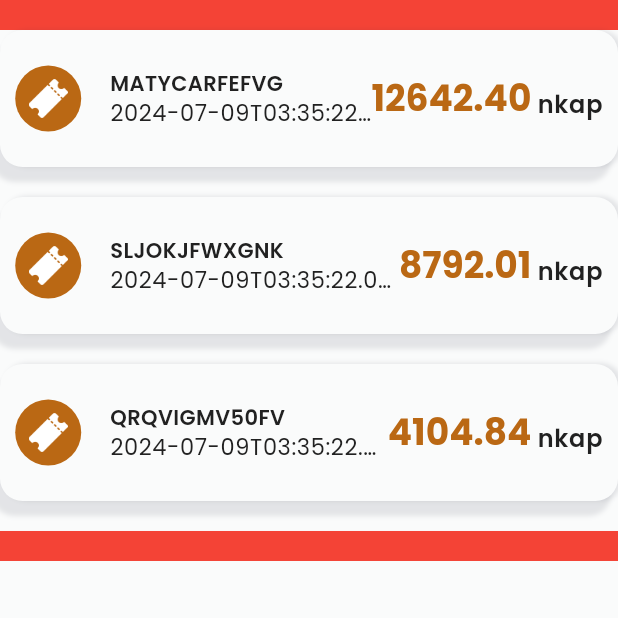
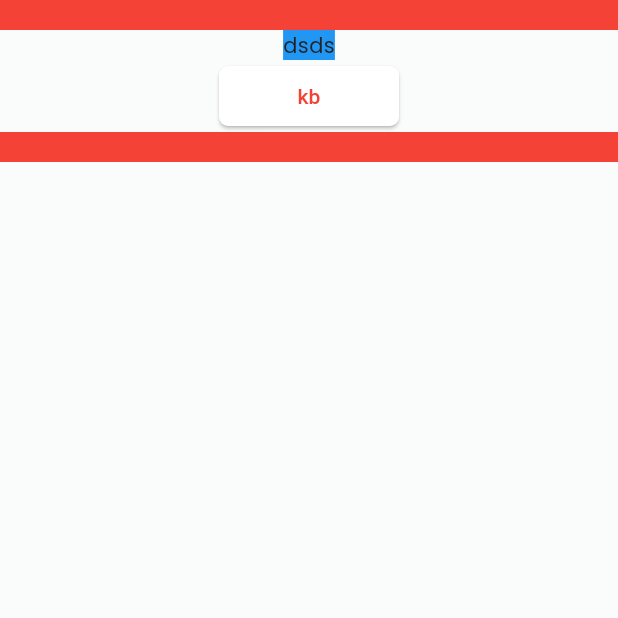
Before and after one commit to darrelX/jong, a Flutter app: the HistoryScreen screen opened directly, on a phone screen of 412 x 824 dp, the top half of it. Run offline on Flutter 3.47's test engine with Material 3 defaults, Android fonts, the phone set to English and light mode, and no system bars; our stand-ins replace animate_do, another_flushbar, auto_route, bloc, convert, dio and 15 more; missing offline and left inert: dart:ffi, draggable_bottom_sheet; accounts and stored records are empty; project files that could hold a hidden picture were left out.

Commit message:
loading ticket round 1

```diff
--- a/lib/history/data/models/ticket_model.dart
+++ b/lib/history/data/models/ticket_model.dart
@@ -36,335 +36,5 @@ class TicketModel {
         'products': products
       };
 
-  static final Map<String, dynamic> ticket = {
-    "current_page": 1,
-    "data": [
-      {
-        "id": 1,
-        "uuid": "MATYCARFEFVG",
-        "user_id": 22,
-        "status": true,
-        "barman_id": 24,
-        "created_at": "2024-07-09T03:35:22.000000Z",
-        "updated_at": "2024-07-09T03:35:22.000000Z",
-        "total_amount": 12642.400000000001,
-        "products": [
-          {
-            "id": 3,
-            "product_category_id": 1,
-            "name": "Beer of 146XAF",
-            "price": "644.74",
-            "created_at": "2024-07-09T03:35:21.000000Z",
-            "updated_at": "2024-07-09T03:35:21.000000Z",
-            "quantity": 4,
-            "pivot": {"ticket_id": 1, "product_id": 3}
-          },
-          {
-            "id": 5,
-            "product_category_id": 1,
-            "name": "Beer of 861XAF",
-            "price": "412.39",
-            "created_at": "2024-07-09T03:35:21.000000Z",
-            "updated_at": "2024-07-09T03:35:21.000000Z",
-            "quantity": 4,
-            "pivot": {"ticket_id": 1, "product_id": 5}
-          },
-          {
-            "id": 6,
-            "product_category_id": 1,
-            "name": "Beer of 427XAF",
-            "price": "149.69",
-            "created_at": "2024-07-09T03:35:21.000000Z",
-            "updated_at": "2024-07-09T03:35:21.000000Z",
-            "quantity": 4,
-            "pivot": {"ticket_id": 1, "product_id": 6}
-          },
-          {
-            "id": 8,
-            "product_category_id": 1,
-            "name": "Beer of 889XAF",
-            "price": "976.89",
-            "created_at": "2024-07-09T03:35:21.000000Z",
-            "updated_at": "2024-07-09T03:35:21.000000Z",
-            "quantity": 8,
-            "pivot": {"ticket_id": 1, "product_id": 8}
-          }
-        ],
-        "company": null,
-        "user": {
-          "id": 22,
-          "phone_number": "269.890.9920",
-          "name": "Jeanie Cassin"
-        },
-      },
-      {
-        "id": 2,
-        "uuid": "SLJOKJFWXGNK",
-        "user_id": 30,
-        "status": true,
-        "barman_id": 45,
-        "created_at": "2024-07-09T03:35:22.000000Z",
-        "updated_at": "2024-07-09T03:35:22.000000Z",
-        "total_amount": 8792.01,
-        "products": [
-          {
-            "id": 8,
-            "product_category_id": 1,
-            "name": "Beer of 889XAF",
-            "price": "976.89",
-            "created_at": "2024-07-09T03:35:21.000000Z",
-            "updated_at": "2024-07-09T03:35:21.000000Z",
-            "quantity": 9,
-            "pivot": {"ticket_id": 2, "product_id": 8}
-          }
-        ],
-        "company": null,
-        "user": {
-          "id": 30,
-          "phone_number": "+1-304-718-3769",
-          "name": "Prof. Walter Dickens"
-        },
-        "ticket_products": [
-          {
-            "id": 5,
-            "ticket_id": 2,
-            "product_id": 8,
-            "quantity": 9,
-            "created_at": "2024-07-09T03:35:22.000000Z",
-            "updated_at": "2024-07-09T03:35:22.000000Z",
-            "product": {
-              "id": 8,
-              "product_category_id": 1,
-              "name": "Beer of 889XAF",
-              "price": "976.89",
-              "created_at": "2024-07-09T03:35:21.000000Z",
-              "updated_at": "2024-07-09T03:35:21.000000Z"
-            }
-          }
-        ]
-      },
-      {
-        "id": 3,
-        "uuid": "QRQVIGMV50FV",
-        "user_id": 47,
-        "status": true,
-        "barman_id": 48,
-        "created_at": "2024-07-09T03:35:22.000000Z",
-        "updated_at": "2024-07-09T03:35:22.000000Z",
-        "total_amount": 4104.84,
-        "products": [
-          {
-            "id": 2,
-            "product_category_id": 1,
-            "name": "Beer of 350XAF",
-            "price": "788.16",
-            "created_at": "2024-07-09T03:35:21.000000Z",
-            "updated_at": "2024-07-09T03:35:21.000000Z",
-            "quantity": 1,
-            "pivot": {"ticket_id": 3, "product_id": 2}
-          },
-          {
-            "id": 9,
-            "product_category_id": 1,
-            "name": "Beer of 954XAF",
-            "price": "368.52",
-            "created_at": "2024-07-09T03:35:21.000000Z",
-            "updated_at": "2024-07-09T03:35:21.000000Z",
-            "quantity": 9,
-            "pivot": {"ticket_id": 3, "product_id": 9}
-          }
-        ],
-        "company": null,
-        "user": {
-          "id": 47,
-          "phone_number": "+1-985-318-7212",
-          "name": "Arnulfo Beahan"
-        },
-        "ticket_products": [
-          {
-            "id": 6,
-            "ticket_id": 3,
-            "product_id": 2,
-            "quantity": 1,
-            "created_at": "2024-07-09T03:35:22.000000Z",
-            "updated_at": "2024-07-09T03:35:22.000000Z",
-            "product": {
-              "id": 2,
-              "product_category_id": 1,
-              "name": "Beer of 350XAF",
-              "price": "788.16",
-              "created_at": "2024-07-09T03:35:21.000000Z",
-              "updated_at": "2024-07-09T03:35:21.000000Z"
-            }
-          },
-          {
-            "id": 7,
-            "ticket_id": 3,
-            "product_id": 9,
-            "quantity": 9,
-            "created_at": "2024-07-09T03:35:22.000000Z",
-            "updated_at": "2024-07-09T03:35:22.000000Z",
-            "product": {
-              "id": 9,
-              "product_category_id": 1,
-              "name": "Beer of 954XAF",
-              "price": "368.52",
-              "created_at": "2024-07-09T03:35:21.000000Z",
-              "updated_at": "2024-07-09T03:35:21.000000Z"
-            }
-          }
-        ]
-      },
-      {
-        "id": 4,
-        "uuid": "TYSE2RBTIXSK",
-        "user_id": 5,
-        "status": false,
-        "barman_id": null,
-        "created_at": "2024-07-09T03:35:22.000000Z",
-        "updated_at": "2024-07-09T03:35:22.000000Z",
-        "total_amount": 14526.86,
-        "products": [
-          {
-            "id": 2,
-            "product_category_id": 1,
-            "name": "Beer of 350XAF",
-            "price": "788.16",
-            "created_at": "2024-07-09T03:35:21.000000Z",
-            "updated_at": "2024-07-09T03:35:21.000000Z",
-            "quantity": 2,
-            "pivot": {"ticket_id": 4, "product_id": 2}
-          },
-          {
-            "id": 5,
-            "product_category_id": 1,
-            "name": "Beer of 861XAF",
-            "price": "412.39",
-            "created_at": "2024-07-09T03:35:21.000000Z",
-            "updated_at": "2024-07-09T03:35:21.000000Z",
-            "quantity": 5,
-            "pivot": {"ticket_id": 4, "product_id": 5}
-          },
-          {
-            "id": 7,
-            "product_category_id": 1,
-            "name": "Beer of 335XAF",
-            "price": "503.10",
-            "created_at": "2024-07-09T03:35:21.000000Z",
-            "updated_at": "2024-07-09T03:35:21.000000Z",
-            "quantity": 10,
-            "pivot": {"ticket_id": 4, "product_id": 7}
-          },
-          {
-            "id": 8,
-            "product_category_id": 1,
-            "name": "Beer of 889XAF",
-            "price": "976.89",
-            "created_at": "2024-07-09T03:35:21.000000Z",
-            "updated_at": "2024-07-09T03:35:21.000000Z",
-            "quantity": 5,
-            "pivot": {"ticket_id": 4, "product_id": 8}
-          },
-          {
-            "id": 10,
-            "product_category_id": 1,
-            "name": "Beer of 618XAF",
-            "price": "973.14",
-            "created_at": "2024-07-09T03:35:21.000000Z",
-            "updated_at": "2024-07-09T03:35:21.000000Z",
-            "quantity": 1,
-            "pivot": {"ticket_id": 4, "product_id": 10}
-          }
-        ],
-        "user": {
-          "id": 5,
-          "phone_number": "951-210-1860",
-          "name": "Esteban Simonis"
-        },
-        "ticket_products": [
-          {
-            "id": 8,
-            "ticket_id": 4,
-            "product_id": 2,
-            "quantity": 2,
-            "created_at": "2024-07-09T03:35:22.000000Z",
-            "updated_at": "2024-07-09T03:35:22.000000Z",
-            "product": {
-              "id": 2,
-              "product_category_id": 1,
-              "name": "Beer of 350XAF",
-              "price": "788.16",
-              "created_at": "2024-07-09T03:35:21.000000Z",
-              "updated_at": "2024-07-09T03:35:21.000000Z"
-            }
-          },
-          {
-            "id": 9,
-            "ticket_id": 4,
-            "product_id": 5,
-            "quantity": 5,
-            "created_at": "2024-07-09T03:35:22.000000Z",
-            "updated_at": "2024-07-09T03:35:22.000000Z",
-            "product": {
-              "id": 5,
-              "product_category_id": 1,
-              "name": "Beer of 861XAF",
-              "price": "412.39",
-              "created_at": "2024-07-09T03:35:21.000000Z",
-              "updated_at": "2024-07-09T03:35:21.000000Z"
-            }
-          },
-          {
-            "id": 10,
-            "ticket_id": 4,
-            "product_id": 7,
-            "quantity": 10,
-            "created_at": "2024-07-09T03:35:22.000000Z",
-            "updated_at": "2024-07-09T03:35:22.000000Z",
-            "product": {
-              "id": 7,
-              "product_category_id": 1,
-              "name": "Beer of 335XAF",
-              "price": "503.10",
-              "created_at": "2024-07-09T03:35:21.000000Z",
-              "updated_at": "2024-07-09T03:35:21.000000Z"
-            }
-          },
-          {
-            "id": 11,
-            "ticket_id": 4,
-            "product_id": 8,
-            "quantity": 5,
-            "created_at": "2024-07-09T03:35:22.000000Z",
-            "updated_at": "2024-07-09T03:35:22.000000Z",
-            "product": {
-              "id": 8,
-              "product_category_id": 1,
-              "name": "Beer of 889XAF",
-              "price": "976.89",
-              "created_at": "2024-07-09T03:35:21.000000Z",
-              "updated_at": "2024-07-09T03:35:21.000000Z"
-            }
-          },
-          {
-            "id": 12,
-            "ticket_id": 4,
-            "product_id": 10,
-            "quantity": 1,
-            "created_at": "2024-07-09T03:35:22.000000Z",
-            "updated_at": "2024-07-09T03:35:22.000000Z",
-            "product": {
-              "id": 10,
-              "product_category_id": 1,
-              "name": "Beer of 618XAF",
-              "price": "973.14",
-              "created_at": "2024-07-09T03:35:21.000000Z",
-              "updated_at": "2024-07-09T03:35:21.000000Z"
-            }
-          }
-        ]
-      },
-    ],
-    "total": 50
-  };
+
 }
--- a/lib/history/presentation/pages/history_screen.dart
+++ b/lib/history/presentation/pages/history_screen.dart
@@ -2,36 +2,41 @@ import 'package:auto_route/auto_route.dart';
 import 'package:flutter/material.dart';
 import 'package:flutter_screenutil/flutter_screenutil.dart';
 import 'package:gap/gap.dart';
+import 'package:jong/history/presentation/widget/bottom_sheet_wiget.dart';
 import 'package:jong/history/presentation/widget/ticket_widget.dart';
 import 'package:jong/shared/extensions/context_extensions.dart';
+import 'package:jong/shared/theme/app_colors.dart';
 import 'package:jong/shared/utils/const.dart';
 import 'package:jong/history/data/models/ticket_model.dart';
+import 'package:jong/shared/widget/app_button.dart';
+import 'package:jong/shared/widget/app_input.dart';
 
 @RoutePage()
-class HistoryScreen extends StatelessWidget {
+class HistoryScreen extends StatefulWidget {
   const HistoryScreen({super.key});
 
   @override
+  State<HistoryScreen> createState() => _HistoryScreenState();
+}
+
+class _HistoryScreenState extends State<HistoryScreen> {
+  final sheet = GlobalKey();
+  final DraggableScrollableController _controllerDraggable =
+      DraggableScrollableController();
+
+  @override
+  void initState() {
+    super.initState();
+  }
+
+  @override
+  void dispose() {
+    _controllerDraggable.dispose();
+    super.dispose();
+  }
+
+  @override
   Widget build(BuildContext context) {
-    final Map<String, dynamic> b = {
-      "id": 0,
-      "data": [
-        {"id": "name1", "number": 4, 'status': true},
-        {"id": "name2", "number": 4, 'status': false},
-        {"id": "name3", "number": 4, 'status': true},
-        {"id": "name4", "number": 4, 'status': false},
-        {"id": "name5", "number": 4, 'status': false},
-        {"id": "name6", "number": 4, 'status': true},
-        {"id": "name7", "number": 4, 'status': false},
-        {"id": "name8", "number": 4, 'status': false},
-        {"id": "name9", "number": 4, 'status': true},
-        {"id": "name10", "number": 4, 'status': true},
-        {"id": "name11", "number": 4, 'status': false},
-        {"id": "name12", "number": 4, 'status': true},
-        {"id": "name113", "number": 4, 'status': true},
-      ]
-    };
-
     return Scaffold(
       body: Column(
         children: [
@@ -39,21 +44,40 @@ class HistoryScreen extends StatelessWidget {
             height: 20,
             color: Colors.red,
           ),
-          ...TicketModel.ticket['data']
-              .where((value) {
-                return value['status'] == true;
-              })
-              .toList()
-              .map((value) => TicketWidget(
-                  title: value['uuid'],
-                  totalAmount: value['total_amount'],
-                  date: value['created_at']))
-              .toList(),
-          // ...b['data'].map((_) {
-          //   print(_);
+          // ...TicketModel.ticket['data']
+          //     .where((value) {
+          //       return value['status'] == true;
+          //     })
+          //     .map((value) => TicketWidget(
+          //         title: value['uuid'],
+          //         totalAmount: value['total_amount'],
+          //         date: value['created_at']))
+          //     .toList(),
+          Container(
+            color: Colors.blue,
+            child: const Text("dsds"),
+          ),
+          ElevatedButton(
+              onPressed: () {
+                showModalBottomSheet(
+                    context: context,
+                    elevation: 0.6,
+                    // constraints: const BoxConstraints(),
+                    // isScrollControlled: true,
+                    backgroundColor: Colors.transparent,
+                    builder: (BuildContext context) {
+                      return const BottomSheetWiget(
+                        qunatity: 4,
+                        totalAmount: 3,
+                        ticketId: 'fef',
+                      );
+                    });
+              },
+              child: const Text(
+                'kb',
+                style: TextStyle(color: Colors.red),
+              )),
 
-          //   return Text(_['id']);
-          // }),
           Container(
             height: 20,
             color: Colors.red,
--- a/lib/shop/presentation/pages/shop_screen.dart
+++ b/lib/shop/presentation/pages/shop_screen.dart
@@ -3,6 +3,7 @@
 import 'package:auto_route/auto_route.dart';
 import 'package:draggable_bottom_sheet/draggable_bottom_sheet.dart';
 import 'package:flutter/material.dart';
+import 'package:flutter_screenutil/flutter_screenutil.dart';
 import 'package:jong/shared/extensions/context_extensions.dart';
 import 'package:jong/shop/logic/product_provider.dart';
 import 'package:jong/shop/presentation/widget/cart_widget.dart';
@@ -36,7 +37,7 @@ class _ShopScreenState extends State<ShopScreen> {
           body: RefreshIndicator(
         onRefresh: refresh,
         child: DraggableBottomSheet(
-          minExtent: 175,
+          minExtent: 175.h,
           useSafeArea: false,
           curve: Curves.easeIn,
           previewWidget: PreviewWidget(),
--- a/lib/shop/presentation/widget/cart_widget.dart
+++ b/lib/shop/presentation/widget/cart_widget.dart
@@ -24,8 +24,6 @@ class _CartWidgetState extends State<CartWidget> {
   @override
   Widget build(BuildContext context) {
     final instance = context.read<ProductProvider>();
-    print("dadada ${instance.listProductModel}");
-    print("ab");
 
     return Container(
       padding: const EdgeInsets.all(16),
```
Also changed, not shown: lib/history/data/models/product_ticket_model.dart (added, +40 -0 lines), lib/history/presentation/widget/bottom_sheet_wiget.dart (+137 -53 lines), lib/history/presentation/widget/products_of_ticket.dart (added, +80 -0 lines), lib/shop/presentation/widget/shop_home_widget.dart (+0 -7 lines), lib/history/presentation/widget/ticket_widget.dart (line endings or trailing spaces).
